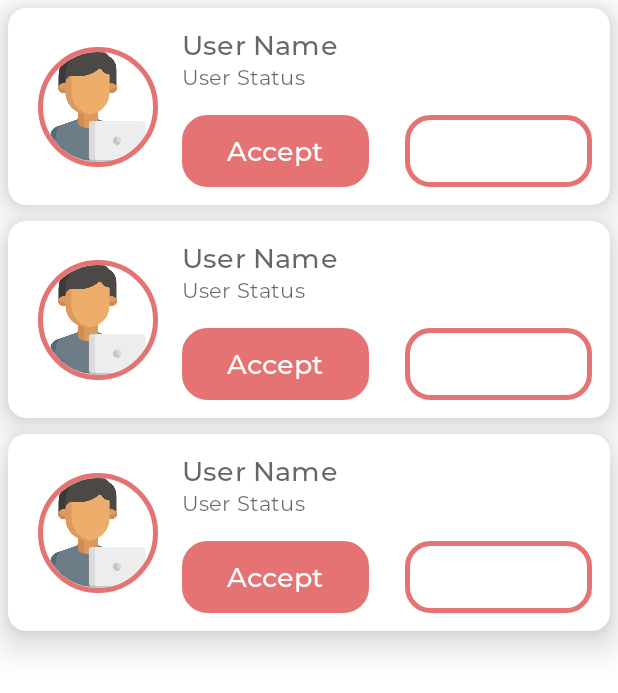
After one commit to SamriddhaS/LetsChatApp-WhatsAppClone, an Android app: the layout fragment_requests.xml on its own in the app's theme, with its tools: preview values and no code run, on a phone screen of 412 x 824 dp. The commit adds this screen. Shown: the top 693 px of the screen. Run offline under Robolectric (Android 15) with nearby library versions, the phone set to English and light mode, and no system bars.

Commit message:
added requests fragment-accept/reject,settings bug fixed

```diff
--- a/app/src/main/AndroidManifest.xml
+++ b/app/src/main/AndroidManifest.xml
@@ -13,7 +13,8 @@
         android:roundIcon="@mipmap/ic_launcher_round"
         android:supportsRtl="true"
         android:theme="@style/AppTheme">
-        <activity android:name=".ui.UserProfileActivity"></activity>
+        <activity android:name=".ui.PrivateChatActivity"></activity>
+        <activity android:name=".ui.UserProfileActivity" />
         <activity
             android:name=".ui.FindFriendsActivity"
             android:parentActivityName=".ui.MainActivity" />
--- a/app/src/main/java/com/samriddha/letschartapp/ui/MainActivity.kt
+++ b/app/src/main/java/com/samriddha/letschartapp/ui/MainActivity.kt
@@ -192,6 +192,7 @@ class MainActivity : AppCompatActivity() {
         val contactsFragment = ContactsFragment()
         val chatsFragment = ChatsFragment()
         val myGroupsFragment = MyGroupsFragment()
+        val requestsFragment = RequestsFragment()
 
         val viewPagerAdapter =
             ViewPagerAdapter(
@@ -199,8 +200,9 @@ class MainActivity : AppCompatActivity() {
                 0
             )
         viewPagerAdapter.addFragment(chatsFragment,"Chats")
-        viewPagerAdapter.addFragment(myGroupsFragment,"MyGroups")
+        viewPagerAdapter.addFragment(myGroupsFragment,"Groups")
         viewPagerAdapter.addFragment(contactsFragment,"Contacts")
+        viewPagerAdapter.addFragment(requestsFragment,"Requests")
 
         viewPager.adapter = viewPagerAdapter
 //
--- /dev/null
+++ b/app/src/main/res/drawable/btn_bg_1.xml
@@ -0,0 +1,20 @@
+<?xml version="1.0" encoding="utf-8"?>
+<shape xmlns:android="http://schemas.android.com/apk/res/android"
+    >
+
+    <solid
+        android:color="@color/transparent"
+        />
+
+    <stroke
+        android:color="@color/colorPrimary"
+        android:width="3dp">
+    </stroke>
+    <corners
+        android:bottomLeftRadius="15dp"
+        android:bottomRightRadius="15dp"
+        android:topRightRadius="15dp"
+        android:topLeftRadius="15dp"
+        />
+
+</shape>
--- /dev/null
+++ b/app/src/main/res/layout/fragment_requests.xml
@@ -0,0 +1,20 @@
+<?xml version="1.0" encoding="utf-8"?>
+<androidx.constraintlayout.widget.ConstraintLayout
+    xmlns:android="http://schemas.android.com/apk/res/android"
+    xmlns:app="http://schemas.android.com/apk/res-auto"
+    xmlns:tools="http://schemas.android.com/tools"
+    android:layout_width="match_parent"
+    android:layout_height="match_parent"
+    tools:context=".ui.RequestsFragment">
+
+    <androidx.recyclerview.widget.RecyclerView
+        android:id="@+id/requestsRecView"
+        android:layout_width="match_parent"
+        android:layout_height="match_parent"
+        app:layout_constraintBottom_toBottomOf="parent"
+        app:layout_constraintEnd_toEndOf="parent"
+        app:layout_constraintStart_toStartOf="parent"
+        app:layout_constraintTop_toTopOf="parent"
+        tools:listitem="@layout/show_requests_item"
+        />
+</androidx.constraintlayout.widget.ConstraintLayout>
--- /dev/null
+++ b/app/src/main/res/layout/show_requests_item.xml
@@ -0,0 +1,86 @@
+<?xml version="1.0" encoding="utf-8"?>
+<androidx.cardview.widget.CardView
+    xmlns:android="http://schemas.android.com/apk/res/android"
+    xmlns:tools="http://schemas.android.com/tools"
+    android:layout_width="match_parent"
+    android:layout_height="wrap_content"
+    xmlns:app="http://schemas.android.com/apk/res-auto"
+    app:cardCornerRadius="12dp"
+    app:cardElevation="14dp"
+    android:layout_margin="5dp"
+    app:cardBackgroundColor="@color/white"
+    >
+
+    <androidx.constraintlayout.widget.ConstraintLayout
+        android:layout_width="match_parent"
+        android:layout_height="match_parent"
+        android:padding="12dp">
+
+        <de.hdodenhof.circleimageview.CircleImageView
+            android:id="@+id/ivShowReqItemDp"
+            android:layout_width="80dp"
+            android:layout_height="80dp"
+            android:layout_marginStart="8dp"
+            android:src="@drawable/default_profile_image"
+            app:civ_border_color="@color/colorPrimary"
+            app:civ_border_width="3dp"
+            app:layout_constraintBottom_toBottomOf="@id/btnShowReqAccept"
+            app:layout_constraintEnd_toStartOf="@+id/tvShowReqItemName"
+            app:layout_constraintStart_toStartOf="parent"
+            app:layout_constraintTop_toTopOf="@+id/tvShowReqItemName" />
+
+        <TextView
+            android:id="@+id/tvShowReqItemName"
+            android:layout_width="0dp"
+            android:layout_height="wrap_content"
+            android:layout_marginStart="16dp"
+            android:text="User Name"
+            android:textAppearance="@style/TextStyleMedium"
+            app:layout_constraintBottom_toTopOf="@+id/tvShowReqItemAbout"
+            app:layout_constraintEnd_toEndOf="parent"
+            app:layout_constraintStart_toEndOf="@+id/ivShowReqItemDp"
+            app:layout_constraintTop_toTopOf="parent"
+            app:layout_constraintVertical_chainStyle="packed" />
+
+        <TextView
+            android:id="@+id/tvShowReqItemAbout"
+            android:layout_width="0dp"
+            android:layout_height="wrap_content"
+            android:layout_marginStart="16dp"
+            android:text="User Status"
+            android:textAppearance="@style/TextStyleSmall"
+            app:layout_constraintBottom_toTopOf="@+id/btnShowReqAccept"
+            app:layout_constraintEnd_toEndOf="parent"
+            app:layout_constraintStart_toEndOf="@+id/ivShowReqItemDp"
+            app:layout_constraintTop_toBottomOf="@+id/tvShowReqItemName" />
+
+        <Button
+            android:id="@+id/btnShowReqAccept"
+            android:layout_width="0dp"
+            android:layout_height="wrap_content"
+            android:layout_marginTop="16dp"
+            android:layout_marginEnd="24dp"
+            android:background="@drawable/edt_txt_bg"
+            android:text="Accept"
+            android:textAppearance="@style/TextStyleMedium"
+            app:layout_constraintBottom_toBottomOf="parent"
+            app:layout_constraintEnd_toStartOf="@+id/btnShowReqReject"
+            app:layout_constraintStart_toStartOf="@+id/tvShowReqItemAbout"
+            app:layout_constraintTop_toBottomOf="@+id/tvShowReqItemAbout" />
+
+        <Button
+            android:id="@+id/btnShowReqReject"
+            android:layout_width="0dp"
+            android:layout_height="wrap_content"
+            android:layout_marginTop="16dp"
+            android:text="Reject"
+            android:background="@drawable/btn_bg_1"
+            android:textAppearance="@style/TextStyleMedium"
+            app:layout_constraintBottom_toBottomOf="parent"
+            app:layout_constraintEnd_toEndOf="@+id/tvShowReqItemAbout"
+            app:layout_constraintStart_toEndOf="@+id/btnShowReqAccept"
+            app:layout_constraintTop_toBottomOf="@+id/tvShowReqItemAbout" />
+
+
+    </androidx.constraintlayout.widget.ConstraintLayout>
+</androidx.cardview.widget.CardView>
--- a/app/src/main/res/values/colors.xml
+++ b/app/src/main/res/values/colors.xml
@@ -6,6 +6,7 @@
 
     <color name="white">#FFFFFF</color>
     <color name="black">#000000</color>
+    <color name="transparent">#00000000</color>
 
     <!--  Other Colors  -->
     <color name="colorBackground">#F8BBD0</color>
```
Also changed, not shown: app/src/main/java/com/samriddha/letschartapp/adapters/FirebaseRecRequestsAdapter.kt (added, +127 -0 lines), app/src/main/java/com/samriddha/letschartapp/ui/PrivateChatActivity.kt (added, +12 -0 lines), app/src/main/java/com/samriddha/letschartapp/ui/RequestsFragment.kt (added, +148 -0 lines), app/src/main/java/com/samriddha/letschartapp/ui/SettingsActivity.kt (+21 -3 lines), app/src/main/res/layout/activity_private_chat.xml (added, +68 -0 lines), app/src/main/res/layout/activity_settings.xml (+19 -1 lines).
